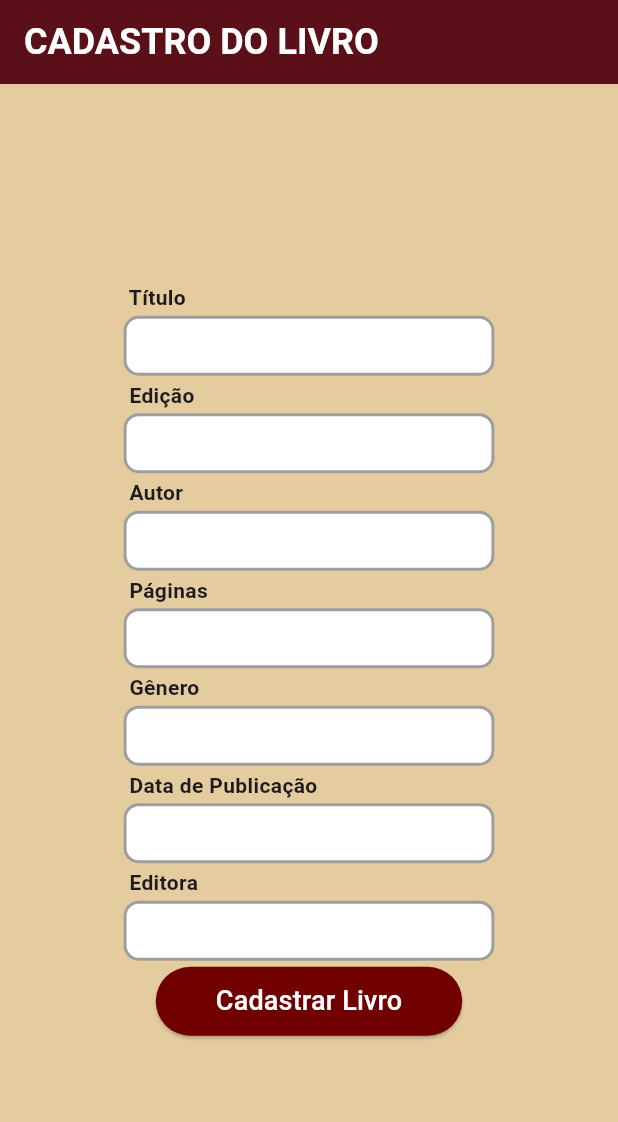
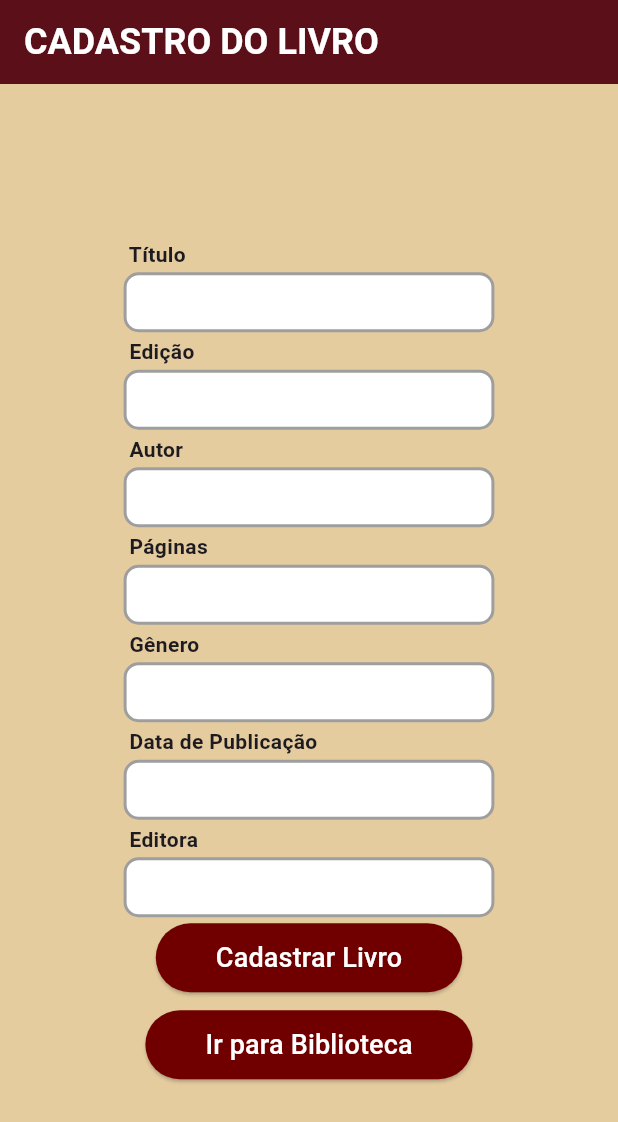
Before and after one commit to 4-ANO-COMP-IMT/metahb20, a Flutter app: the screen it shows after launch, on a phone screen of 412 x 824 dp. Shown: the top 1122 px of the screen. Run offline on Flutter 3.47's test engine with Material 3 defaults, Android fonts, the phone set to English and light mode, and no system bars.

Commit message:
feat(flutter): : add button to navigate to library page

```diff
--- a/front/flutter/lib/pages/registerBookPage.dart
+++ b/front/flutter/lib/pages/registerBookPage.dart
@@ -22,7 +22,8 @@ class RegisterBookPageState extends State<RegisterBookPage> {
   String errorMessage = '';
 
   Future<void> registerBook() async {
-    final url = Uri.parse('https://minhaestante-mss-book-5096cba7f21c.herokuapp.com:/api/book');
+    final url = Uri.parse(
+        'https://minhaestante-mss-book-5096cba7f21c.herokuapp.com:/api/book');
     final book = {
       'title': title,
       'edition': int.parse(edition),
@@ -144,7 +145,8 @@ class RegisterBookPageState extends State<RegisterBookPage> {
                     padding: EdgeInsets.only(bottom: 3.0),
                     child: TextForm(
                       value1: 'Data de Publicação',
-                      value2: 'Campo Data de Publicação inválida. Esperado: data.',
+                      value2:
+                          'Campo Data de Publicação inválida. Esperado: data.',
                       onSaved: (value) => publishDate = value!,
                     ),
                   ),
@@ -156,24 +158,40 @@ class RegisterBookPageState extends State<RegisterBookPage> {
                       onSaved: (value) => publisher = value!,
                     ),
                   ),
-                  ElevatedButton(
+                    ElevatedButton(
                     onPressed: () {
                       if (_formKey.currentState!.validate()) {
-                        _formKey.currentState!.save();
-                        registerBook(); // Chama a função para registrar o livro
+                      _formKey.currentState!.save();
+                      registerBook(); // Chama a função para registrar o livro
                       }
                     },
                     style: ElevatedButton.styleFrom(
                       backgroundColor: Color(0xFF700000),
                       padding: const EdgeInsets.symmetric(
-                        horizontal: 40.0,
-                        vertical: 10.0,
+                      horizontal: 40.0,
+                      vertical: 10.0,
                       ),
                     ),
                     child: const Text(
                       'Cadastrar Livro',
-                      style: TextStyle(fontSize: 18.0,color:Colors.white),
-
+                      style: TextStyle(fontSize: 18.0, color: Colors.white),
+                    ),
+                    ),
+                    SizedBox(height: 10.0), // Espaço entre os botões
+                    ElevatedButton(
+                    onPressed: () {
+                      Navigator.pushNamed(context, '/library');
+                    },
+                    style: ElevatedButton.styleFrom(
+                      backgroundColor: Color(0xFF700000),
+                      padding: const EdgeInsets.symmetric(
+                      horizontal: 40.0,
+                      vertical: 10.0,
+                      ),
+                    ),
+                    child: const Text(
+                      'Ir para Biblioteca',
+                      style: TextStyle(fontSize: 18.0, color: Colors.white),
                     ),
                   ),
                   if (successMessage.isNotEmpty)
```
